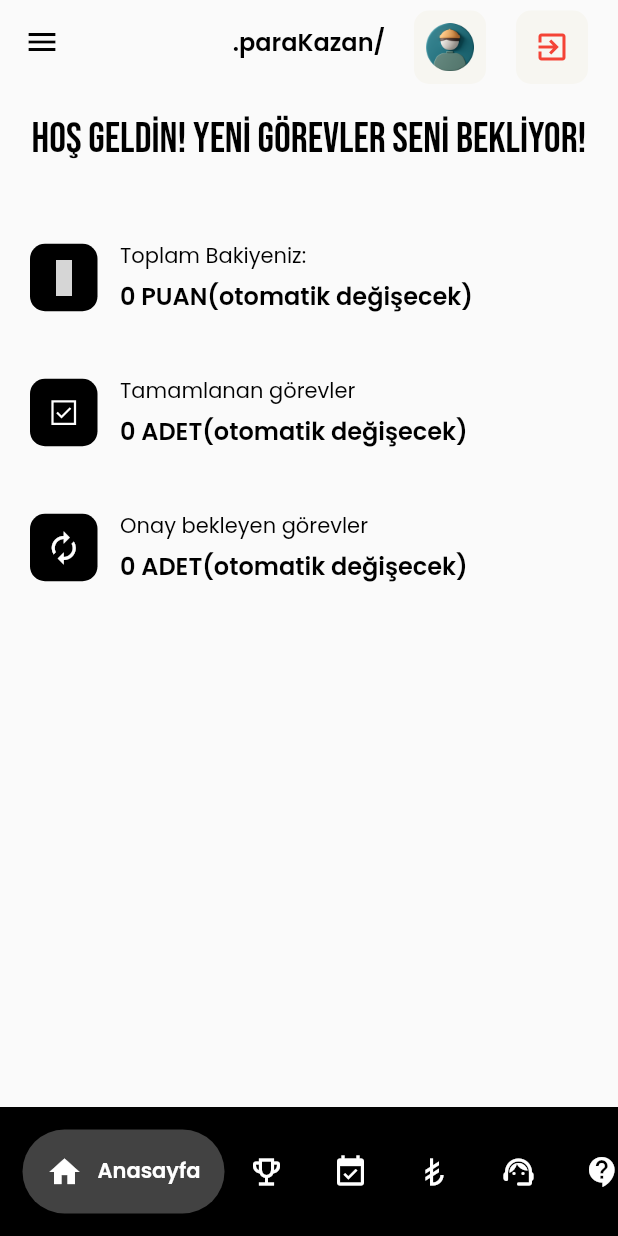
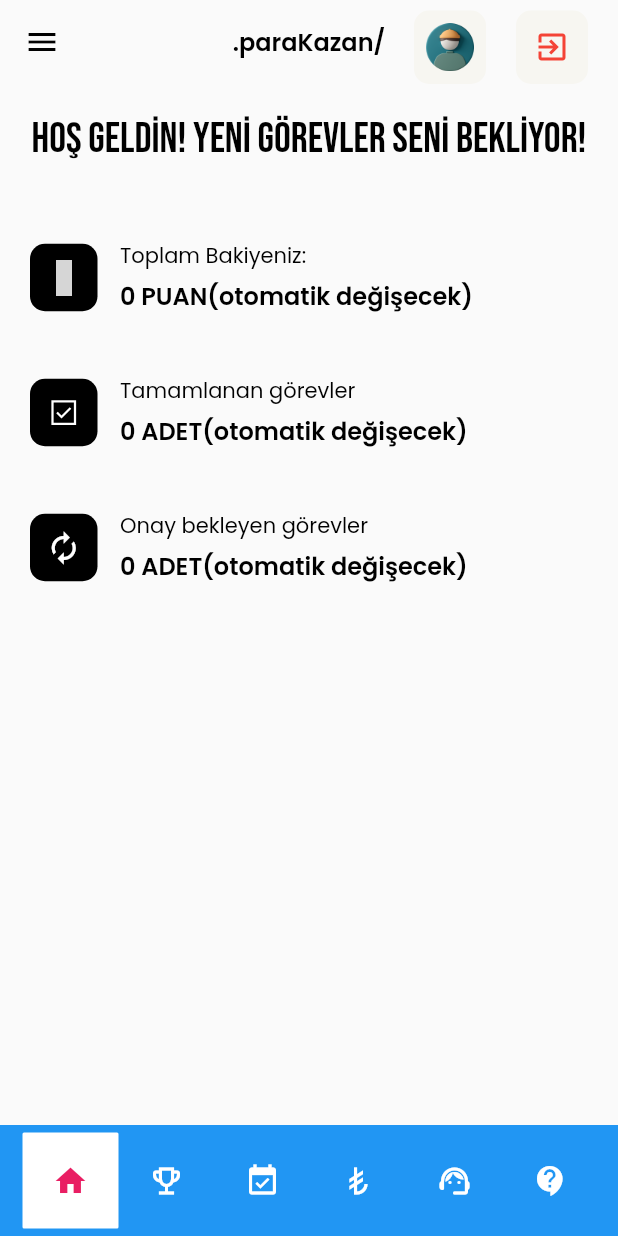
Before and after one commit to yakupgunes/tasks, a Flutter app: the screen it shows once a user with an empty profile is signed in, on a phone screen of 412 x 824 dp. Run offline on Flutter 3.47's test engine with Material 2 defaults, Android fonts, the phone set to English and light mode, and no system bars; drawn by our look-alikes of google_nav_bar; our stand-ins replace cloud_firestore, firebase_auth, firebase_core, flutter_otp_text_field, get, google_fonts and 2 more; accounts and stored records are empty; grey boxes are pictures that could not be loaded.

Commit message:
update dashboard

```diff
--- a/lib/src/features/core/screens/dashboard/dashboard.dart
+++ b/lib/src/features/core/screens/dashboard/dashboard.dart
@@ -196,26 +196,36 @@ class Dashboard extends StatelessWidget {
         bottomNavigationBar: SingleChildScrollView(
           scrollDirection: Axis.horizontal,
           child: Container(
-            color: Colors.black,
+            color: Colors.blue,
             child: Padding(
-              padding: const EdgeInsets.symmetric(horizontal: 15, vertical: 15),
+              padding: const EdgeInsets.symmetric(horizontal: 15, vertical: 5),
               child: GNav(
                 curve: Curves.ease,
-                backgroundColor: Colors.black,
+                backgroundColor: Colors.blue,
                 color: Colors.white,
-                activeColor: Colors.white,
-                tabBackgroundColor: Colors.grey.shade800,
-                gap: 10,
-                padding: EdgeInsets.all(16),
+                activeColor: Colors.pink,
+                tabBackgroundColor: Colors.white,
+                tabBorderRadius: 1,
+                padding: EdgeInsets.all(20),
                 tabs: const [
-                  GButton(icon: Icons.home, text: tMenu5),
-                  GButton(icon: Icons.emoji_events_outlined, text: tMenu1),
                   GButton(
-                      icon: Icons.event_available,
-                      text: tMenu4), //task, done_outline, task alt, check
-                  GButton(icon: Icons.currency_lira, text: tMenu2),
-                  GButton(icon: Icons.support_agent_rounded, text: tMenu6),
-                  GButton(icon: Icons.contact_support, text: tMenu3),
+                    icon: Icons.home,
+                  ),
+                  GButton(
+                    icon: Icons.emoji_events_outlined,
+                  ),
+                  GButton(
+                      icon: Icons
+                          .event_available), //task, done_outline, task alt, check
+                  GButton(
+                    icon: Icons.currency_lira,
+                  ),
+                  GButton(
+                    icon: Icons.support_agent_rounded,
+                  ),
+                  GButton(
+                    icon: Icons.contact_support,
+                  ),
                 ],
               ),
             ),
--- a/lib/src/features/core/screens/navbar/navbar.dart
+++ b/lib/src/features/core/screens/navbar/navbar.dart
@@ -11,7 +11,7 @@ class NavBar extends StatelessWidget {
   Widget build(BuildContext context) {
     final padding = const EdgeInsets.symmetric(horizontal: 20);
     return Drawer(
-      surfaceTintColor: Colors.black,
+      surfaceTintColor: Colors.blue,
       child: Material(
         color: Colors.blue,
         child: ListView(
```
Also changed, not shown: 1 other file.
